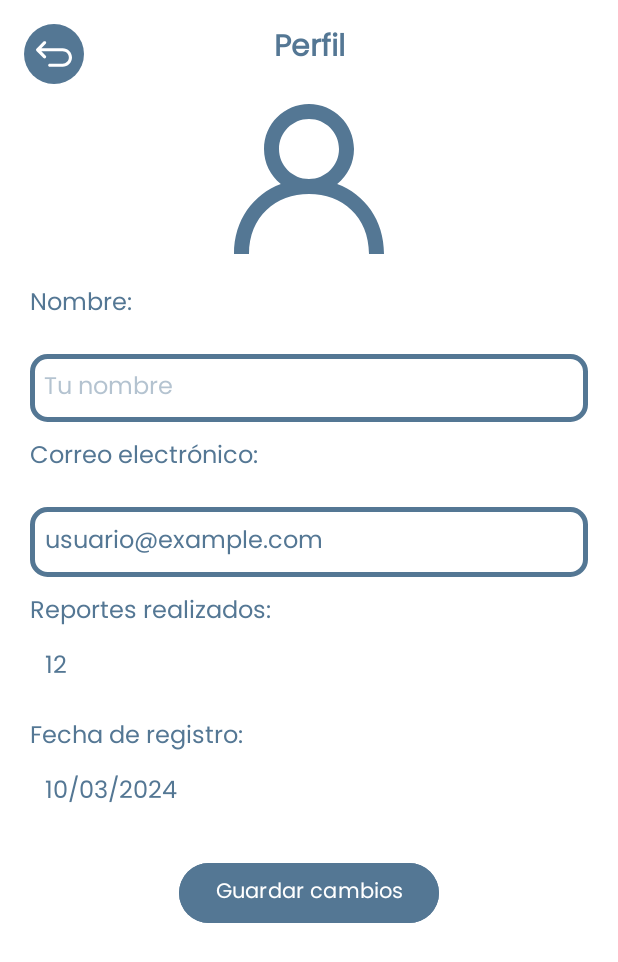
After one commit to OscarNohGarma/fix-calkini-android-studio-java, an Android app: the ProfileActivity screen opened directly, with no data from a screen before it, on a phone screen of 412 x 824 dp. The commit adds this screen. Shown: the top 962 px of the screen. Run offline under Robolectric (Android 15) with nearby library versions, the light colour scheme and no system bars.

Commit message:
Finish home

```diff
--- /dev/null
+++ b/app/src/main/java/com/example/fixcalkini/ProfileActivity.java
@@ -0,0 +1,38 @@
+package com.example.fixcalkini;
+
+import android.content.Intent;
+import android.os.Bundle;
+import android.view.View;
+import android.widget.Button;
+import android.widget.ImageButton;
+
+import androidx.activity.EdgeToEdge;
+import androidx.appcompat.app.AppCompatActivity;
+import androidx.core.graphics.Insets;
+import androidx.core.view.ViewCompat;
+import androidx.core.view.WindowInsetsCompat;
+
+public class ProfileActivity extends AppCompatActivity {
+
+    ImageButton btnBack;
+
+    @Override
+    protected void onCreate(Bundle savedInstanceState) {
+        super.onCreate(savedInstanceState);
+        EdgeToEdge.enable(this);
+        setContentView(R.layout.activity_profile);
+        ViewCompat.setOnApplyWindowInsetsListener(findViewById(R.id.main), (v, insets) -> {
+            Insets systemBars = insets.getInsets(WindowInsetsCompat.Type.systemBars());
+            v.setPadding(systemBars.left, systemBars.top, systemBars.right, systemBars.bottom);
+            return insets;
+        });
+
+        btnBack = findViewById(R.id.btnBack);
+        btnBack.setOnClickListener(new View.OnClickListener() {
+            @Override
+            public void onClick(View v) {
+                finish();
+            }
+        });
+    }
+}
--- a/app/src/main/res/drawable/ic_user.xml
+++ b/app/src/main/res/drawable/ic_user.xml
@@ -4,7 +4,7 @@
     android:viewportWidth="20"
     android:viewportHeight="20">
   <path
-      android:fillColor="#FFFFFF"
+      android:fillColor="#547794"
       android:pathData="m10,10c-2.206,0 -4,-1.794 -4,-4s1.794,-4 4,-4 4,1.794 4,4 -1.794,4 -4,4m3.758,0.673c1.366,-1.099 2.242,-2.783 2.242,-4.673 0,-3.314 -2.686,-6 -6,-6s-6,2.686 -6,6c0,1.89 0.876,3.574 2.242,4.673 -3.659,1.375 -6.242,4.772 -6.242,9.327h2c0,-5 3.589,-8 8,-8s8,3 8,8h2c0,-4.555 -2.583,-7.952 -6.242,-9.327"
       android:fillType="evenOdd"/>
 </vector>
--- /dev/null
+++ b/app/src/main/res/layout/activity_profile.xml
@@ -0,0 +1,167 @@
+<?xml version="1.0" encoding="utf-8"?>
+<androidx.constraintlayout.widget.ConstraintLayout xmlns:android="http://schemas.android.com/apk/res/android"
+    xmlns:app="http://schemas.android.com/apk/res-auto"
+    xmlns:tools="http://schemas.android.com/tools"
+    android:layout_width="match_parent"
+    android:layout_height="match_parent"
+    android:id="@+id/main"
+    android:background="@color/white"
+    tools:context=".ProfileActivity">
+
+    <!-- Botón de regreso -->
+    <ImageButton
+        android:id="@+id/btnBack"
+        android:layout_width="40dp"
+        android:layout_height="40dp"
+        android:layout_margin="16dp"
+        android:background="@drawable/custom_button"
+        android:contentDescription="Regresar"
+        android:src="@drawable/ic_back"
+        app:layout_constraintStart_toStartOf="parent"
+        app:layout_constraintTop_toTopOf="parent" />
+
+    <!-- Título -->
+    <TextView
+        android:id="@+id/txtTitulo"
+        android:layout_width="wrap_content"
+        android:layout_height="wrap_content"
+        android:text="Perfil"
+        android:textSize="20sp"
+        android:textStyle="bold"
+        android:textColor="@color/grayBlue"
+        app:layout_constraintTop_toTopOf="parent"
+        app:layout_constraintStart_toStartOf="parent"
+        app:layout_constraintEnd_toEndOf="parent"
+        android:layout_marginTop="16dp" />
+
+    <!-- Imagen de perfil -->
+    <ImageView
+        android:id="@+id/imgPerfil"
+        android:layout_width="100dp"
+        android:layout_height="100dp"
+        android:layout_marginTop="20dp"
+        android:src="@drawable/ic_user"
+        android:contentDescription="Imagen de perfil"
+        app:layout_constraintTop_toBottomOf="@id/txtTitulo"
+        app:layout_constraintStart_toStartOf="parent"
+        app:layout_constraintEnd_toEndOf="parent" />
+
+    <!-- Nombre -->
+    <TextView
+        android:id="@+id/label_nombre"
+        android:layout_width="wrap_content"
+        android:layout_height="wrap_content"
+        android:text="Nombre:"
+        android:textSize="16sp"
+        android:textColor="@color/grayBlue"
+        app:layout_constraintTop_toBottomOf="@id/imgPerfil"
+        app:layout_constraintStart_toStartOf="parent"
+        android:layout_marginStart="20dp"
+        android:layout_marginTop="20dp"/>
+
+    <EditText
+        android:id="@+id/etNombre"
+        android:layout_width="0dp"
+        android:padding="9dp"
+        android:layout_height="wrap_content"
+        android:layout_margin="20dp"
+        android:background="@drawable/custom_edittext"
+        android:hint="Tu nombre"
+        android:textSize="16sp"
+        android:textColor="@color/grayBlue"
+        android:textColorHint="@color/grayBlueLight"
+        app:layout_constraintStart_toStartOf="parent"
+        app:layout_constraintEnd_toEndOf="parent"
+        app:layout_constraintTop_toBottomOf="@id/label_nombre"/>
+
+    <!-- Correo -->
+    <TextView
+        android:id="@+id/label_email"
+        android:layout_width="wrap_content"
+        android:layout_height="wrap_content"
+        android:text="Correo electrónico:"
+        android:textSize="16sp"
+        android:textColor="@color/grayBlue"
+        app:layout_constraintTop_toBottomOf="@id/etNombre"
+        app:layout_constraintStart_toStartOf="parent"
+        android:layout_marginStart="20dp"
+        android:layout_marginTop="10dp"/>
+
+    <TextView
+        android:id="@+id/txtEmail"
+        android:layout_width="0dp"
+        android:layout_height="wrap_content"
+        android:layout_margin="20dp"
+        android:text="usuario@example.com"
+        android:textSize="16sp"
+        android:textColor="@color/grayBlue"
+        android:background="@drawable/custom_edittext"
+        android:padding="10dp"
+        app:layout_constraintStart_toStartOf="parent"
+        app:layout_constraintEnd_toEndOf="parent"
+        app:layout_constraintTop_toBottomOf="@id/label_email"/>
+
+    <!-- Número de reportes -->
+    <TextView
+        android:id="@+id/label_reportes"
+        android:layout_width="wrap_content"
+        android:layout_height="wrap_content"
+        android:text="Reportes realizados:"
+        android:textSize="16sp"
+        android:textColor="@color/grayBlue"
+        app:layout_constraintTop_toBottomOf="@id/txtEmail"
+        app:layout_constraintStart_toStartOf="parent"
+        android:layout_marginStart="20dp"
+        android:layout_marginTop="10dp"/>
+
+    <TextView
+        android:id="@+id/txtReportes"
+        android:layout_width="wrap_content"
+        android:layout_height="wrap_content"
+        android:text="12"
+        android:textSize="16sp"
+        android:textColor="@color/grayBlue"
+        android:padding="10dp"
+        app:layout_constraintTop_toBottomOf="@id/label_reportes"
+        app:layout_constraintStart_toStartOf="parent"
+        android:layout_marginStart="20dp"/>
+
+    <!-- Fecha de registro -->
+    <TextView
+        android:id="@+id/label_registro"
+        android:layout_width="wrap_content"
+        android:layout_height="wrap_content"
+        android:text="Fecha de registro:"
+        android:textSize="16sp"
+        android:textColor="@color/grayBlue"
+        app:layout_constraintTop_toBottomOf="@id/txtReportes"
+        app:layout_constraintStart_toStartOf="parent"
+        android:layout_marginStart="20dp"
+        android:layout_marginTop="10dp"/>
+
+    <TextView
+        android:id="@+id/txtRegistro"
+        android:layout_width="wrap_content"
+        android:layout_height="wrap_content"
+        android:text="10/03/2024"
+        android:textSize="16sp"
+        android:textColor="@color/grayBlue"
+        android:padding="10dp"
+        app:layout_constraintTop_toBottomOf="@id/label_registro"
+        app:layout_constraintStart_toStartOf="parent"
+        android:layout_marginStart="20dp"/>
+
+    <!-- Botón Guardar cambios -->
+    <Button
+        android:id="@+id/btnGuardar"
+        android:layout_width="wrap_content"
+        android:layout_height="wrap_content"
+        android:layout_marginTop="20dp"
+        android:backgroundTint="@color/grayBlue"
+        android:text="Guardar cambios"
+        android:textColor="@color/white"
+        app:layout_constraintEnd_toEndOf="parent"
+        app:layout_constraintStart_toStartOf="parent"
+        app:layout_constraintTop_toBottomOf="@id/txtRegistro" />
+
+</androidx.constraintlayout.widget.ConstraintLayout>
--- a/app/src/main/res/layout/activity_reportar.xml
+++ b/app/src/main/res/layout/activity_reportar.xml
@@ -5,7 +5,8 @@
     android:layout_width="match_parent"
     android:layout_height="match_parent"
     android:background="@color/white"
-    tools:context=".ReportarActivity">
+    tools:context=".ReportarActivity"
+    android:id="@+id/main">
 
 
     <ImageButton
--- a/app/src/main/res/layout/spinner_item.xml
+++ b/app/src/main/res/layout/spinner_item.xml
@@ -4,5 +4,5 @@
     android:layout_height="wrap_content"
     android:textSize="16sp"
     android:textColor="@color/grayBlue"
-android:drawableEnd="@drawable/dropdown_arrow_svgrepo_com"
+    android:drawableEnd="@drawable/dropdown_arrow_svgrepo_com"
     android:padding="8dp"/>
--- a/app/src/main/res/values/strings.xml
+++ b/app/src/main/res/values/strings.xml
@@ -1,5 +1,5 @@
 <resources>
-    <string name="app_name">Fix Calkiní</string>
+    <string name="app_name">FixCalkiní</string>
     <string-array name="tipo_reporte">
         <item>Bache grande</item>
         <item>Estancamiento de agua</item>
```
Also changed, not shown: app/src/main/AndroidManifest.xml (+8 -2 lines), app/src/main/java/com/example/fixcalkini/AboutActivity.java (added, +35 -0 lines), app/src/main/java/com/example/fixcalkini/LoginActivity.java (+13 -10 lines), app/src/main/java/com/example/fixcalkini/MainActivity.java (+68 -10 lines), app/src/main/java/com/example/fixcalkini/ReportarActivity.java (+10 -0 lines), app/src/main/res/drawable/info.xml (added, +7 -0 lines), app/src/main/res/drawable/logout.xml (added, +11 -0 lines), app/src/main/res/drawable/report_svgrepo_com.xml (added, +17 -0 lines), app/src/main/res/layout/activity_about.xml (added, +62 -0 lines), app/src/main/res/layout/activity_login.xml (+19 -14 lines), app/src/main/res/layout/activity_main.xml (+32 -5 lines), app/src/main/res/layout/menu_header.xml (added, +23 -0 lines), app/src/main/res/menu/menu_configuracion.xml (added, +30 -0 lines).
